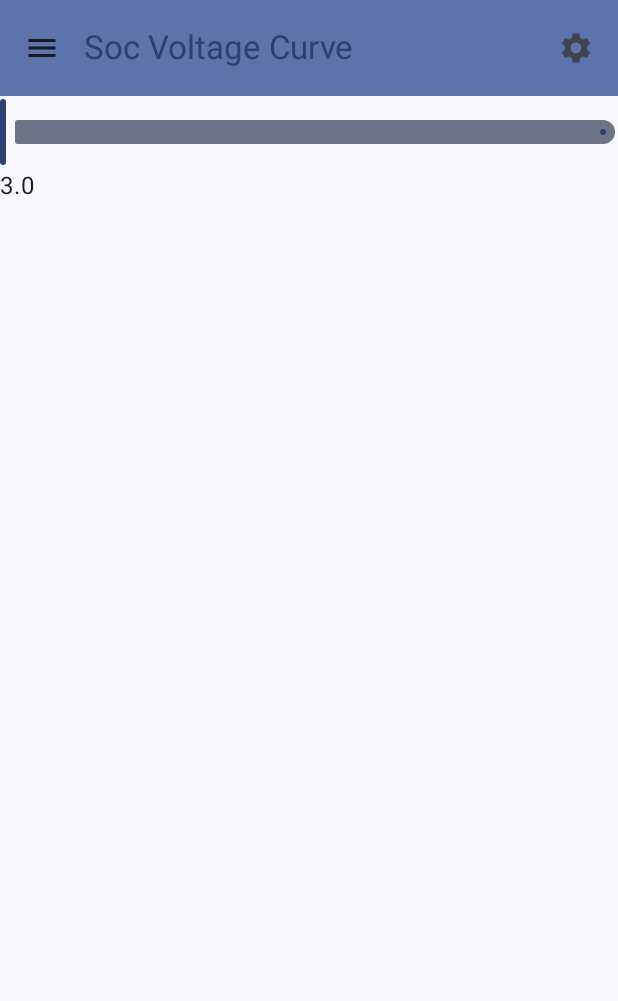
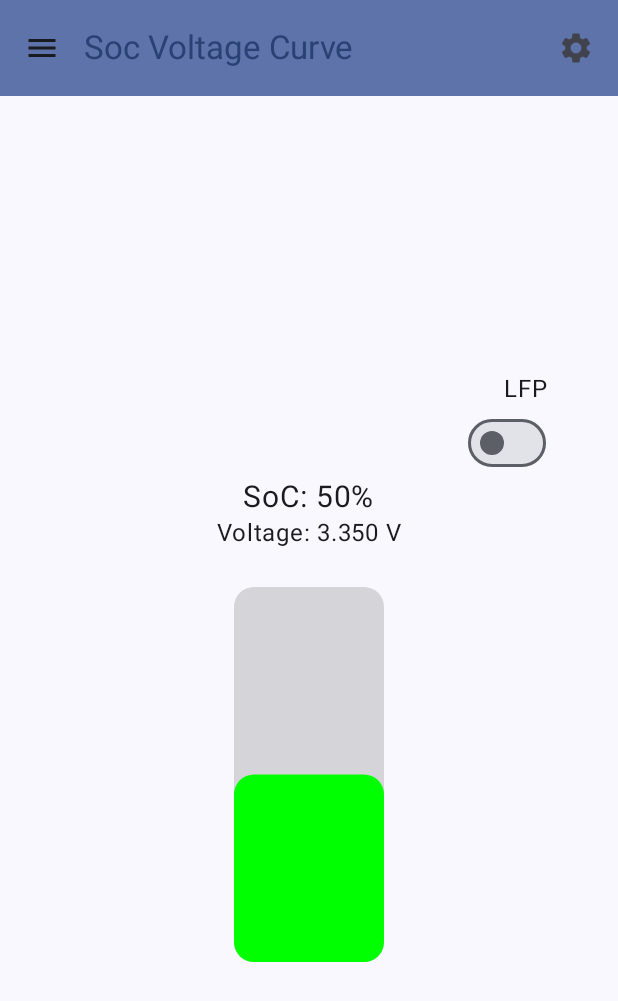
Before and after one commit to Iliyan-Y/TsparkV2, an Android app built with Jetpack Compose: the SOCVCurve screen opened through its navigation route, on a phone screen of 412 x 824 dp. Shown: the top 1001 px of the screen. Run offline under Robolectric (Android 15) with nearby library versions, the phone set to English and light mode, and no system bars.

Commit message:
Update SOC/v Screen chemistry switch

```diff
--- a/app/src/main/java/com/example/tspark/ui/SocVoltageDiagram/DiagramScreen.kt
+++ b/app/src/main/java/com/example/tspark/ui/SocVoltageDiagram/DiagramScreen.kt
@@ -1,18 +1,114 @@
 package com.example.tspark.ui.SocVoltageDiagram
 
+import androidx.compose.animation.core.animateFloatAsState
+import androidx.compose.foundation.Canvas
+import androidx.compose.foundation.gestures.detectVerticalDragGestures
+import androidx.compose.foundation.layout.Arrangement
 import androidx.compose.foundation.layout.Column
-import androidx.compose.material3.Slider
+import androidx.compose.foundation.layout.Row
+import androidx.compose.foundation.layout.Spacer
+import androidx.compose.foundation.layout.fillMaxSize
+import androidx.compose.foundation.layout.fillMaxWidth
+import androidx.compose.foundation.layout.height
+import androidx.compose.foundation.layout.padding
+import androidx.compose.foundation.layout.width
+import androidx.compose.material3.Switch
 import androidx.compose.material3.Text
 import androidx.compose.runtime.Composable
 import androidx.compose.runtime.getValue
-import androidx.compose.runtime.mutableFloatStateOf
+import androidx.compose.runtime.mutableStateOf
 import androidx.compose.runtime.remember
 import androidx.compose.runtime.setValue
+import androidx.compose.ui.Alignment
 import androidx.compose.ui.Modifier
+import androidx.compose.ui.geometry.CornerRadius
+import androidx.compose.ui.geometry.Offset
+import androidx.compose.ui.graphics.Color
+import androidx.compose.ui.input.pointer.pointerInput
+import androidx.compose.ui.text.style.TextAlign
+import androidx.compose.ui.unit.dp
+import androidx.compose.ui.unit.sp
+import kotlin.math.roundToInt
 
 @Composable
 fun DiagramScreen(modifier: Modifier) {
-    var sliderPosition by remember { mutableFloatStateOf(0f) }
+    var showOptionalFields by remember { mutableStateOf(false) }
+    var soc by remember { mutableStateOf(0.5f) }
+    val voltage = if (showOptionalFields) getNmcVoltage(soc) else getLfpVoltage(soc)
+
+    Column(
+        modifier = Modifier
+            .fillMaxSize()
+            .padding(32.dp),
+        verticalArrangement = Arrangement.Center,
+        horizontalAlignment = Alignment.CenterHorizontally
+    ) {
+        Row(
+            modifier = Modifier
+                .fillMaxWidth()
+                .padding(horizontal = 16.dp),
+            horizontalArrangement = Arrangement.End,
+            verticalAlignment = Alignment.CenterVertically
+        ) {
+            Column(horizontalAlignment = Alignment.End) {
+                Text(
+                    if (showOptionalFields) "NMC" else "LFP",
+                    textAlign = TextAlign.End
+                )
+                Switch(
+                    checked = showOptionalFields,
+                    onCheckedChange = { showOptionalFields = it }
+                )
+            }
+        }
+
+        Text("SoC: ${(soc * 100).roundToInt()}%", fontSize = 20.sp)
+        Text("Voltage: ${"%.3f".format(voltage)} V", fontSize = 16.sp)
+
+        Spacer(modifier = Modifier.height(24.dp))
+
+        BatteryCanvas(soc = soc, onSocChange = { soc = it })
+    }
+}
+
+@Composable
+fun BatteryCanvas(soc: Float, onSocChange: (Float) -> Unit) {
+    var dragFraction by remember { mutableStateOf(soc) }
+    val animatedFill = animateFloatAsState(targetValue = dragFraction, label = "batteryFill")
+
+    Canvas(
+        modifier = Modifier
+            .height(250.dp)
+            .width(100.dp)
+            .pointerInput(Unit) {
+                detectVerticalDragGestures { change, dragAmount ->
+                    change.consume()
+                    dragFraction = (dragFraction - dragAmount / 250f).coerceIn(0f, 1f)
+                    onSocChange(dragFraction)
+                }
+            }
+    ) {
+        val width = size.width
+        val height = size.height
+
+        // Outer battery container
+        drawRoundRect(
+            color = Color.DarkGray,
+            topLeft = Offset.Zero,
+            size = size,
+            cornerRadius = CornerRadius(20f, 20f),
+            alpha = 0.2f
+        )
+
+        // Filled part
+        drawRoundRect(
+            color = Color.Green,
+            topLeft = Offset(0f, height * (1 - animatedFill.value)),
+            size = androidx.compose.ui.geometry.Size(width, height * animatedFill.value),
+            cornerRadius = CornerRadius(20f, 20f)
+        )
+    }
+}
 
 fun getLfpVoltage(sliderValue: Float): Float {
     val soc = (sliderValue.coerceIn(0f, 1f)) * 100f
@@ -28,12 +124,15 @@ fun DiagramScreen(modifier: Modifier) {
     }
 }
 
-    Column {
-        Slider(
-            value = sliderPosition,
-            onValueChange = { sliderPosition = it },
-            valueRange = 0f..100f
-        )
-        Text(text = getLfpVoltage(sliderPosition).toString())
+fun getNmcVoltage(sliderValue: Float): Float {
+    val soc = (sliderValue.coerceIn(0f, 1f)) * 100f
+
+    return when {
+        soc <= 10f -> 3.0f + (soc / 10f) * (3.50f - 3.0f)
+        soc <= 20f -> 3.50f + ((soc - 10f) / 10f) * (3.60f - 3.50f)
+        soc <= 50f -> 3.60f + ((soc - 20f) / 30f) * (3.75f - 3.60f)
+        soc <= 80f -> 3.75f + ((soc - 50f) / 30f) * (3.95f - 3.75f)
+        soc <= 90f -> 3.95f + ((soc - 80f) / 10f) * (4.10f - 3.95f)
+        else -> 4.10f + ((soc - 90f) / 10f) * (4.20f - 4.10f)
     }
 }
```
Lines whose indentation alone changed are shown as unchanged.
